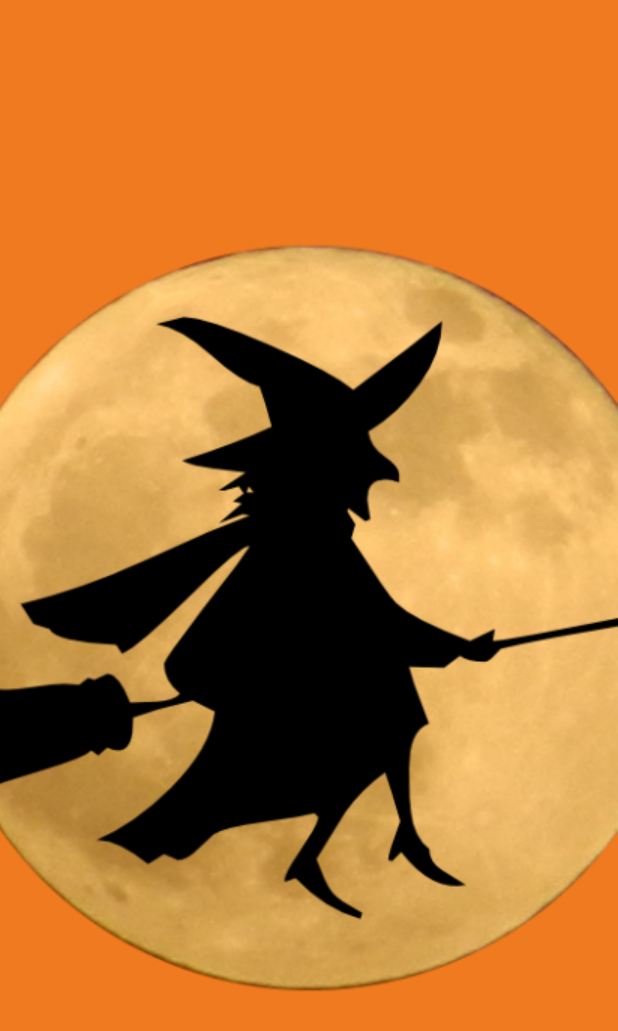
After one commit to ghigbie/stopWitch3, an Android app: the SplashActivity screen opened directly, with no data from a screen before it, on a phone screen of 412 x 824 dp. The commit adds this screen. Shown: the top 1031 px of the screen. Run offline under Robolectric (Android 15) with nearby library versions, the phone set to English and light mode, and no system bars; 1 statement that could not run was skipped.

Commit message:
added s plash screen

```diff
--- a/app/src/main/AndroidManifest.xml
+++ b/app/src/main/AndroidManifest.xml
@@ -9,12 +9,14 @@
         android:supportsRtl="true"
         android:theme="@style/AppTheme">
 
+
         <activity
             android:name=".SplashActivity"
             android:theme="@style/SplashTheme">
             <intent-filter>
                 <action android:name="android.intent.action.MAIN" />
 
+                <category android:name="android.intent.category.LAUNCHER" />
             </intent-filter>
         </activity>
 
@@ -22,7 +24,6 @@
             <intent-filter>
                 <action android:name="android.intent.action.MAIN" />
 
-                <category android:name="android.intent.category.LAUNCHER" />
             </intent-filter>
         </activity>
     </application>
--- /dev/null
+++ b/app/src/main/java/com/geogehigbie/stopwitch3/SplashActivity.java
@@ -0,0 +1,21 @@
+package com.geogehigbie.stopwitch3;
+
+import android.content.Intent;
+import android.os.Bundle;
+import android.support.v7.app.AppCompatActivity;
+
+/**
+ * Created by georgehigbie on 10/18/16.
+ */
+
+public class SplashActivity extends AppCompatActivity {
+
+    @Override
+    protected void onCreate(Bundle savedInstanceState) {
+        super.onCreate(savedInstanceState);
+
+        Intent intent = new Intent(this, MainActivity.class);
+        startActivity(intent);
+        finish();
+    }
+}
--- a/app/src/main/res/drawable/splash_screen.xml
+++ b/app/src/main/res/drawable/splash_screen.xml
@@ -2,7 +2,7 @@
 <layer-list xmlns:android="http://schemas.android.com/apk/res/android">
 
     <item
-        android:drawable="@color/colorBackground"/>
+        android:drawable="@color/colorBackground" />
 
     <item>
         <bitmap
--- a/app/src/main/res/layout/splash_screen.xml
+++ /dev/null
@@ -1,6 +0,0 @@
-<?xml version="1.0" encoding="utf-8"?>
-<LinearLayout xmlns:android="http://schemas.android.com/apk/res/android"
-    android:orientation="vertical" android:layout_width="match_parent"
-    android:layout_height="match_parent">
-
-</LinearLayout>
```
